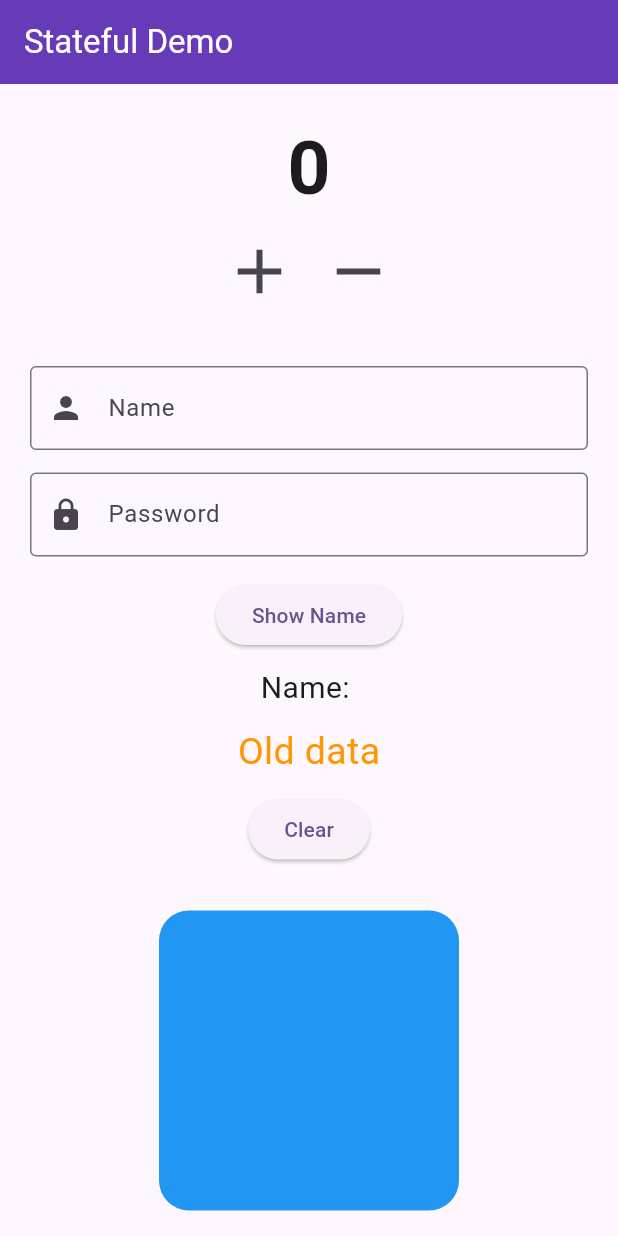
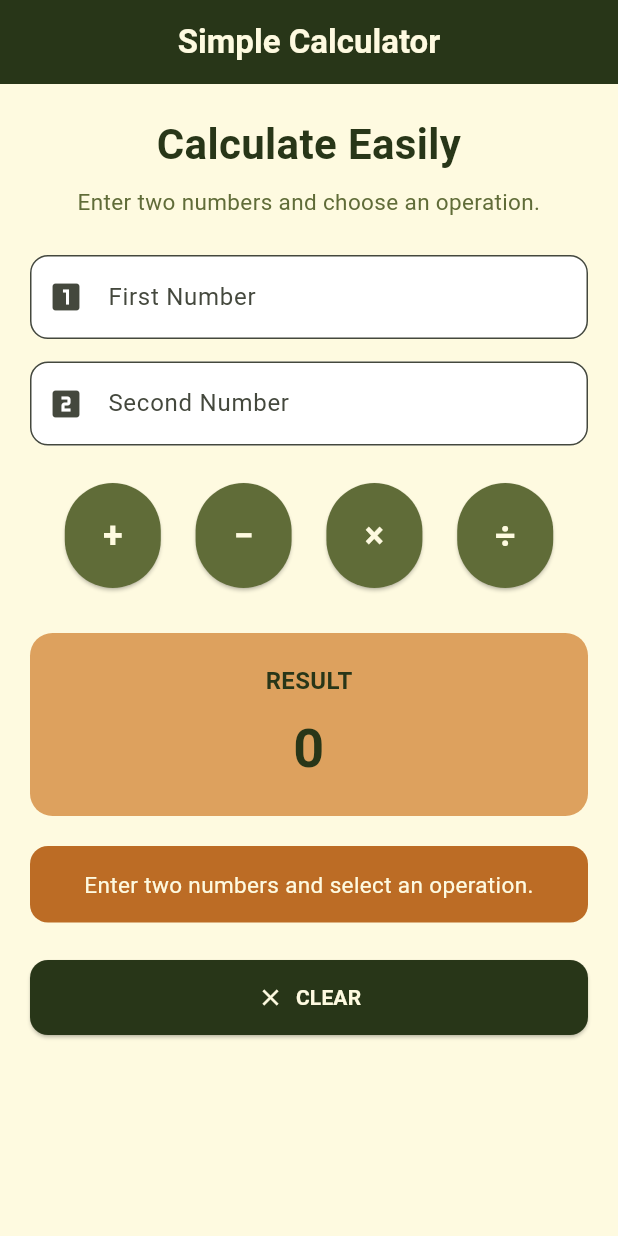
Before and after one commit to AkifNaveed12/app-dev-labs, a Flutter app: the screen it shows after launch, on a phone screen of 412 x 824 dp. Run offline on Flutter 3.47's test engine with Material 3 defaults, Android fonts, the phone set to English and light mode, and no system bars.

Commit message:
lab 05 calculator project

```diff
--- /dev/null
+++ b/lab_05/lib/Calculator.dart
@@ -0,0 +1,478 @@
+import 'package:flutter/material.dart';
+
+class Calculator extends StatefulWidget {
+  const Calculator({super.key});
+
+  @override
+  State<Calculator> createState() => _CalculatorState();
+}
+
+class _CalculatorState extends State<Calculator> {
+
+  // TextField controllers
+  TextEditingController _firstController =
+      TextEditingController();
+
+  TextEditingController _secondController =
+      TextEditingController();
+
+  // Result and message
+  String result = '0';
+  String message = 'Enter two numbers and select an operation.';
+
+
+  // Colors
+  Color darkGreen = const Color(0xFF283618);
+  Color green = const Color(0xFF606C38);
+  Color cream = const Color(0xFFFEFAE0);
+  Color gold = const Color(0xFFDDA15E);
+  Color brown = const Color(0xFFBC6C25);
+
+
+  // Calculation function
+  void calculate(String operation) {
+
+    double? firstNumber =
+        double.tryParse(_firstController.text);
+
+    double? secondNumber =
+        double.tryParse(_secondController.text);
+
+
+    // Check first number
+    if (firstNumber == null) {
+
+      setState(() {
+        result = '0';
+        message = 'Please enter a valid first number.';
+      });
+
+      return;
+    }
+
+
+    // Check second number
+    if (secondNumber == null) {
+
+      setState(() {
+        result = '0';
+        message = 'Please enter a valid second number.';
+      });
+
+      return;
+    }
+
+
+    double answer;
+
+
+    // Perform calculation
+    if (operation == '+') {
+
+      answer = firstNumber + secondNumber;
+
+    } else if (operation == '-') {
+
+      answer = firstNumber - secondNumber;
+
+    } else if (operation == '×') {
+
+      answer = firstNumber * secondNumber;
+
+    } else {
+
+      // Division by zero check
+      if (secondNumber == 0) {
+
+        setState(() {
+          result = 'Error';
+          message = 'Cannot divide by zero.';
+        });
+
+        return;
+      }
+
+      answer = firstNumber / secondNumber;
+    }
+
+
+    // Update UI
+    setState(() {
+      result = answer.toString();
+      message =
+          '$firstNumber $operation $secondNumber = $answer';
+    });
+  }
+
+
+  // Clear everything
+  void clearCalculator() {
+
+    setState(() {
+
+      _firstController.clear();
+      _secondController.clear();
+
+      result = '0';
+
+      message =
+          'Enter two numbers and select an operation.';
+    });
+  }
+
+
+  @override
+  Widget build(BuildContext context) {
+
+    return Scaffold(
+
+      backgroundColor: cream,
+
+      appBar: AppBar(
+
+        title: const Text(
+          'Simple Calculator',
+          style: TextStyle(
+            fontWeight: FontWeight.bold,
+          ),
+        ),
+
+        centerTitle: true,
+
+        backgroundColor: darkGreen,
+
+        foregroundColor: cream,
+      ),
+
+
+      body: SingleChildScrollView(
+
+        padding: const EdgeInsets.all(20),
+
+        child: Column(
+
+          crossAxisAlignment: CrossAxisAlignment.stretch,
+
+          children: [
+
+            // Heading
+            Text(
+              'Calculate Easily',
+              textAlign: TextAlign.center,
+
+              style: TextStyle(
+                fontSize: 28,
+                fontWeight: FontWeight.bold,
+                color: darkGreen,
+              ),
+            ),
+
+            const SizedBox(height: 8),
+
+
+            Text(
+              'Enter two numbers and choose an operation.',
+              textAlign: TextAlign.center,
+
+              style: TextStyle(
+                fontSize: 15,
+                color: green,
+              ),
+            ),
+
+            const SizedBox(height: 25),
+
+
+            // First number
+            TextField(
+
+              controller: _firstController,
+
+              keyboardType:
+                  const TextInputType.numberWithOptions(
+                decimal: true,
+              ),
+
+              decoration: InputDecoration(
+
+                labelText: 'First Number',
+
+                hintText: 'Enter first number',
+
+                prefixIcon: const Icon(
+                  Icons.looks_one,
+                ),
+
+                filled: true,
+
+                fillColor: Colors.white,
+
+                border: OutlineInputBorder(
+                  borderRadius:
+                      BorderRadius.circular(12),
+                ),
+              ),
+            ),
+
+            const SizedBox(height: 15),
+
+
+            // Second number
+            TextField(
+
+              controller: _secondController,
+
+              keyboardType:
+                  const TextInputType.numberWithOptions(
+                decimal: true,
+              ),
+
+              decoration: InputDecoration(
+
+                labelText: 'Second Number',
+
+                hintText: 'Enter second number',
+
+                prefixIcon: const Icon(
+                  Icons.looks_two,
+                ),
+
+                filled: true,
+
+                fillColor: Colors.white,
+
+                border: OutlineInputBorder(
+                  borderRadius:
+                      BorderRadius.circular(12),
+                ),
+              ),
+            ),
+
+            const SizedBox(height: 25),
+
+
+            // Operation buttons
+            Row(
+
+              mainAxisAlignment:
+                  MainAxisAlignment.spaceEvenly,
+
+              children: [
+
+                // Addition
+                ElevatedButton(
+                  onPressed: () {
+                    calculate('+');
+                  },
+
+                  style: ElevatedButton.styleFrom(
+                    backgroundColor: green,
+                    foregroundColor: cream,
+                    padding: const EdgeInsets.all(18),
+                  ),
+
+                  child: const Text(
+                    '+',
+                    style: TextStyle(
+                      fontSize: 24,
+                      fontWeight: FontWeight.bold,
+                    ),
+                  ),
+                ),
+
+
+                // Subtraction
+                ElevatedButton(
+                  onPressed: () {
+                    calculate('-');
+                  },
+
+                  style: ElevatedButton.styleFrom(
+                    backgroundColor: green,
+                    foregroundColor: cream,
+                    padding: const EdgeInsets.all(18),
+                  ),
+
+                  child: const Text(
+                    '−',
+                    style: TextStyle(
+                      fontSize: 24,
+                      fontWeight: FontWeight.bold,
+                    ),
+                  ),
+                ),
+
+
+                // Multiplication
+                ElevatedButton(
+                  onPressed: () {
+                    calculate('×');
+                  },
+
+                  style: ElevatedButton.styleFrom(
+                    backgroundColor: green,
+                    foregroundColor: cream,
+                    padding: const EdgeInsets.all(18),
+                  ),
+
+                  child: const Text(
+                    '×',
+                    style: TextStyle(
+                      fontSize: 24,
+                      fontWeight: FontWeight.bold,
+                    ),
+                  ),
+                ),
+
+
+                // Division
+                ElevatedButton(
+                  onPressed: () {
+                    calculate('÷');
+                  },
+
+                  style: ElevatedButton.styleFrom(
+                    backgroundColor: green,
+                    foregroundColor: cream,
+                    padding: const EdgeInsets.all(18),
+                  ),
+
+                  child: const Text(
+                    '÷',
+                    style: TextStyle(
+                      fontSize: 24,
+                      fontWeight: FontWeight.bold,
+                    ),
+                  ),
+                ),
+              ],
+            ),
+
+            const SizedBox(height: 30),
+
+
+            // Result container
+            Container(
+
+              padding: const EdgeInsets.all(20),
+
+              decoration: BoxDecoration(
+
+                color: gold,
+
+                borderRadius:
+                    BorderRadius.circular(15),
+              ),
+
+              child: Column(
+
+                children: [
+
+                  Text(
+                    'RESULT',
+
+                    style: TextStyle(
+                      fontSize: 16,
+                      fontWeight: FontWeight.bold,
+                      color: darkGreen,
+                    ),
+                  ),
+
+                  const SizedBox(height: 8),
+
+                  Text(
+                    result,
+
+                    textAlign: TextAlign.center,
+
+                    style: TextStyle(
+                      fontSize: 36,
+                      fontWeight: FontWeight.bold,
+                      color: darkGreen,
+                    ),
+                  ),
+                ],
+              ),
+            ),
+
+            const SizedBox(height: 20),
+
+
+            // Message
+            Container(
+
+              padding: const EdgeInsets.all(15),
+
+              decoration: BoxDecoration(
+
+                color: brown,
+
+                borderRadius:
+                    BorderRadius.circular(12),
+              ),
+
+              child: Text(
+                message,
+
+                textAlign: TextAlign.center,
+
+                style: TextStyle(
+                  color: cream,
+                  fontSize: 15,
+                ),
+              ),
+            ),
+
+            const SizedBox(height: 25),
+
+
+            // Clear button
+            ElevatedButton.icon(
+
+              onPressed: clearCalculator,
+
+              icon: const Icon(
+                Icons.clear,
+              ),
+
+              label: const Text(
+                'CLEAR',
+                style: TextStyle(
+                  fontWeight: FontWeight.bold,
+                ),
+              ),
+
+              style: ElevatedButton.styleFrom(
+
+                backgroundColor: darkGreen,
+
+                foregroundColor: cream,
+
+                padding:
+                    const EdgeInsets.symmetric(
+                  vertical: 15,
+                ),
+
+                shape:
+                    RoundedRectangleBorder(
+                  borderRadius:
+                      BorderRadius.circular(12),
+                ),
+              ),
+            ),
+          ],
+        ),
+      ),
+    );
+  }
+
+
+  @override
+  void dispose() {
+
+    _firstController.dispose();
+    _secondController.dispose();
+
+    super.dispose();
+  }
+}
--- a/lab_05/lib/main.dart
+++ b/lab_05/lib/main.dart
@@ -1,7 +1,7 @@
 import 'package:flutter/material.dart';
 import 'CustomContainer.dart';
 import 'StatefullDemo.dart';
-
+import 'Calculator.dart';
 
 void main() {
   runApp(const MyApp());
@@ -13,13 +13,13 @@ class MyApp extends StatelessWidget {
   @override
   Widget build(BuildContext context) {
     return MaterialApp(
-      title: 'Flutter Stateful Demo',
+      title: 'Simple Calculator',
       theme: ThemeData(
         colorScheme: ColorScheme.fromSeed(
-          seedColor: Colors.deepPurple,
+          seedColor: const Color(0xFF283618),
         ),
       ),
-      home: const Statefulldemo(),
+      home: const Calculator(),
     );
   }
 }
```
Also changed, not shown: lab_05/lib/image/README/1791179108059.png (added), 1 other file.
